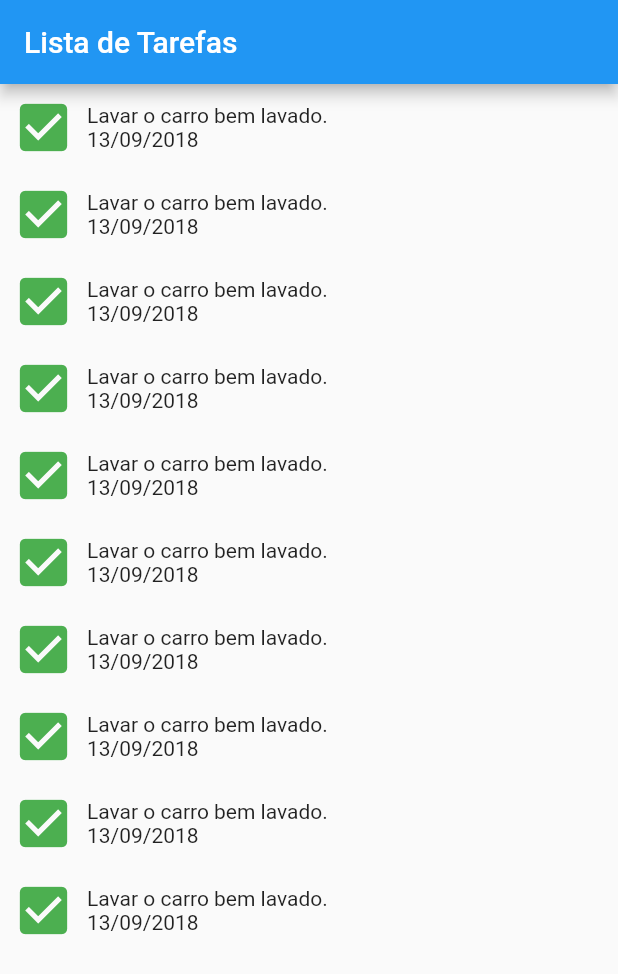
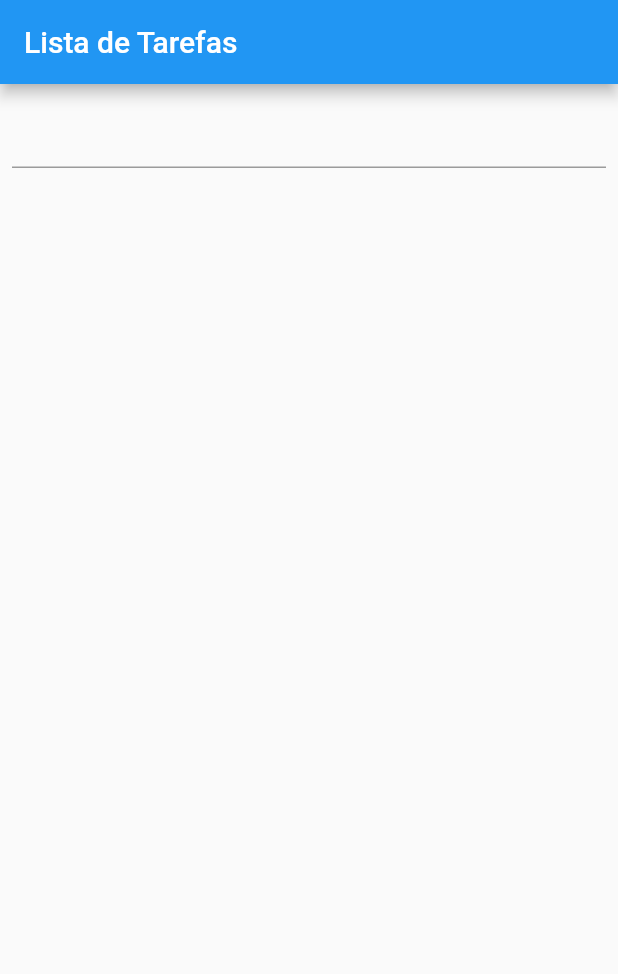
Before and after one commit to FRafaelBarbosa/Lista-Tarefas-App, a Flutter app: the screen it shows after launch, on a phone screen of 412 x 824 dp. Shown: the top 974 px of the screen. Run offline on Flutter 3.47's test engine with Material 2 defaults, Android fonts, the phone set to English and light mode, and no system bars.

Commit message:
Some functions inserted

```diff
--- a/lib/main.dart
+++ b/lib/main.dart
@@ -1,4 +1,5 @@
 import 'package:flutter/material.dart';
+import 'package:lista_tarefas_app/tarefa.dart';
 
 void main() {
   runApp(ListaTarefasApp());
@@ -13,22 +14,43 @@ class ListaTarefasApp extends StatelessWidget {
   }
 }
 
-class ListaScreen extends StatelessWidget {
+class ListaScreen extends StatefulWidget {
+  @override
+  State<StatefulWidget> createState() {
+    return new ListaScreenState();
+  }
+}
 
-  Widget getItem() {
+class ListaScreenState extends State<ListaScreen> {
+
+  List<Tarefa> tarefas = List<Tarefa>();
+  TextEditingController controller = new TextEditingController();
+
+  void adicionaTarefa(String nome) {
+    setState(() {
+      tarefas.add(Tarefa(nome));
+    });
+    controller.clear();
+  }
+
+  Widget getItem(Tarefa tarefa) {
       return Row(
       crossAxisAlignment: CrossAxisAlignment.center,
       children: [
         IconButton(
-          icon: Icon(Icons.check_box, color: Colors.green),
+          icon: Icon(tarefa.concluida ? Icons.check_box : Icons.check_box_outline_blank, color: Colors.green),
           iconSize: 42.0,
-          onPressed: () { },
+          onPressed: () {
+            setState(() {
+              tarefa.concluida = true;
+            });
+          },
         ),
         Column(
           crossAxisAlignment: CrossAxisAlignment.start,
           children: <Widget> [
-            Text("Lavar o carro bem lavado."),
-            Text("13/09/2018")
+            Text(tarefa.nome),
+            Text(tarefa.data.toIso8601String())
           ]
         )
       ]
@@ -45,24 +67,23 @@ class ListaScreen extends StatelessWidget {
           mainAxisAlignment: MainAxisAlignment.center,
           mainAxisSize: MainAxisSize.min,
           children: <Widget>[
+            Container(
+              padding: EdgeInsets.all(8.0),
+              child: TextField(
+                controller: controller,
+                onSubmitted: adicionaTarefa
+              )
+            ),
             Expanded(
-              child: ListView(
-                children: <Widget>[
-                  getItem(),
-                  getItem(),
-                  getItem(),
-                  getItem(),
-                  getItem(),
-                  getItem(),
-                  getItem(),
-                  getItem(),
-                  getItem(),
-                  getItem(),
-                ],
+              child: ListView.builder(
+                itemCount: tarefas.length,
+                itemBuilder: (_, indice) {
+                  return getItem(tarefas[indice]);
+                },
               )
             )
           ],
         )
       );
   }
-}
+} //logica do sistema
```
